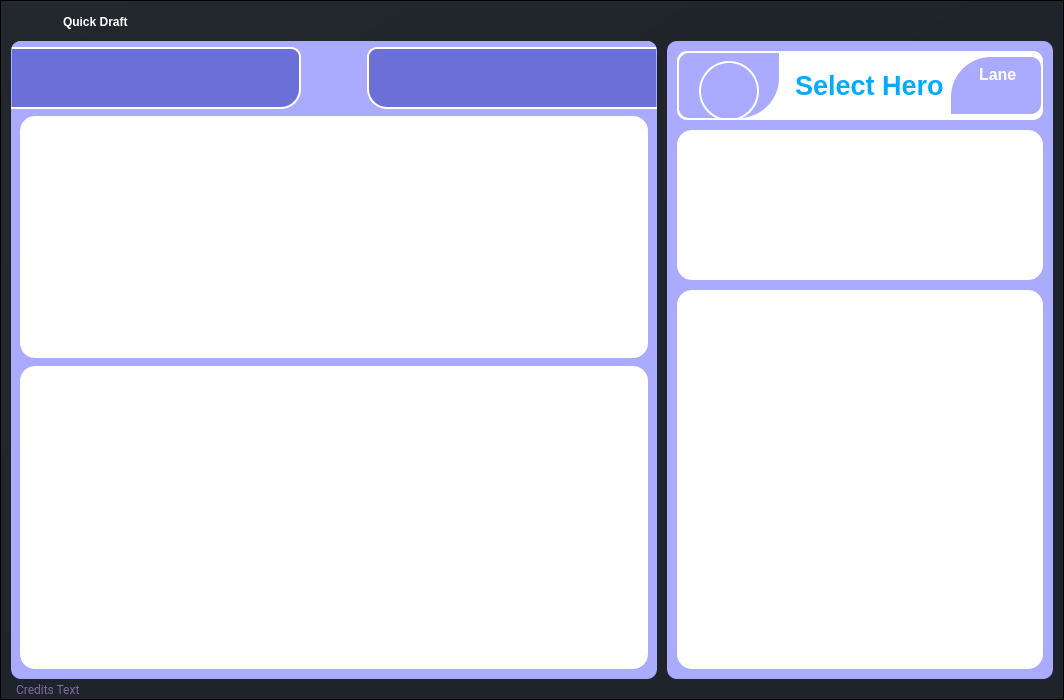
Qt form ui/pages/quick_draft.ui (elian-olbz/mlbb-drafting-and-simulation-tools) before a commit.
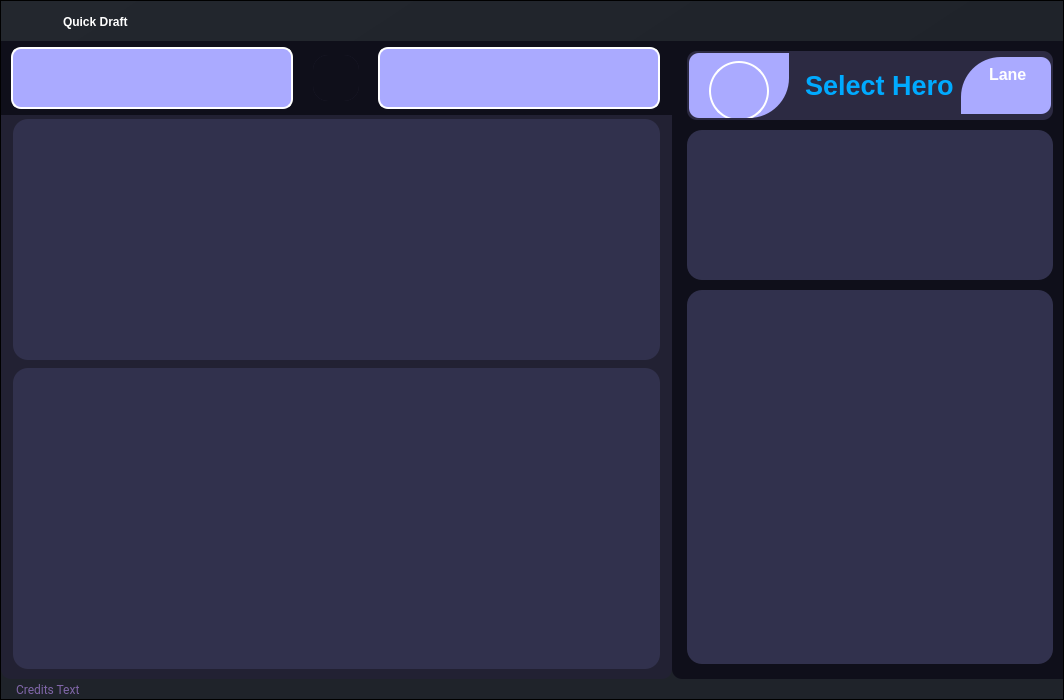
The same form after that commit. Icons and pictures are not drawn.

What changed in the file:
```diff
--- a/ui/pages/quick_draft.ui
+++ b/ui/pages/quick_draft.ui
@@ -121,7 +121,8 @@
           <item alignment="Qt::AlignTop">
            <widget class="QFrame" name="frame_3">
             <property name="styleSheet">
-             <string notr="true">background:transparent;</string>
+             <string notr="true">background:transparent;
+</string>
             </property>
             <property name="frameShape">
              <enum>QFrame::StyledPanel</enum>
@@ -173,7 +174,8 @@
 padding:0;
 margin:0;
 color:#fff
-}</string>
+}
+</string>
                </property>
                <layout class="QHBoxLayout" name="horizontalLayout_9">
                 <property name="spacing">
@@ -312,7 +314,7 @@
                  <widget class="QFrame" name="frame_btns">
                   <property name="minimumSize">
                    <size>
-                    <width>100</width>
+                    <width>150</width>
                     <height>0</height>
                    </size>
                   </property>
@@ -330,16 +332,16 @@
                   </property>
                   <layout class="QHBoxLayout" name="horizontalLayout_10">
                    <property name="spacing">
-                    <number>5</number>
+                    <number>20</number>
                    </property>
                    <property name="leftMargin">
-                    <number>0</number>
+                    <number>20</number>
                    </property>
                    <property name="topMargin">
                     <number>0</number>
                    </property>
                    <property name="rightMargin">
-                    <number>0</number>
+                    <number>4</number>
                    </property>
                    <property name="bottomMargin">
                     <number>0</number>
@@ -456,7 +458,6 @@
             </property>
             <property name="styleSheet">
              <string notr="true">QWidget #main_body_container{
-background:transparent;
 border-top-left-radius: 0px;
 border-bottom-left-radius: 10px;
 border-top-right-radius: 0px;
@@ -495,18 +496,21 @@
                  <height>0</height>
                 </size>
                </property>
+               <property name="styleSheet">
+                <string notr="true"/>
+               </property>
                <layout class="QHBoxLayout" name="horizontalLayout" stretch="6,3">
                 <property name="spacing">
-                 <number>10</number>
+                 <number>0</number>
                 </property>
                 <property name="leftMargin">
-                 <number>10</number>
+                 <number>0</number>
                 </property>
                 <property name="topMargin">
                  <number>0</number>
                 </property>
                 <property name="rightMargin">
-                 <number>10</number>
+                 <number>0</number>
                 </property>
                 <property name="bottomMargin">
                  <number>0</number>
@@ -532,7 +536,7 @@
                    </size>
                   </property>
                   <property name="styleSheet">
-                   <string notr="true">background-color: rgb(170, 170, 255);
+                   <string notr="true">background-color:rgb(34, 33, 51);
 border-radius: 10px;</string>
                   </property>
                   <layout class="QVBoxLayout" name="verticalLayout_17">
@@ -560,23 +564,29 @@
                       </size>
                      </property>
                      <property name="styleSheet">
-                      <string notr="true"/>
+                      <string notr="true">QWidget #hero_widget{
+border-top-left-radius: 0px;
+border-bottom-left-radius: 0px;
+border-top-right-radius: 0px;
+border-bottom-right-radius: 0px;
+background-color:rgb(15, 15, 26);
+}</string>
                      </property>
                      <layout class="QHBoxLayout" name="horizontalLayout_4" stretch="5,0,5">
                       <property name="spacing">
                        <number>10</number>
                       </property>
                       <property name="leftMargin">
-                       <number>0</number>
+                       <number>10</number>
                       </property>
                       <property name="topMargin">
                        <number>6</number>
                       </property>
                       <property name="rightMargin">
-                       <number>0</number>
+                       <number>12</number>
                       </property>
                       <property name="bottomMargin">
-                       <number>3</number>
+                       <number>6</number>
                       </property>
                       <item alignment="Qt::AlignLeft">
                        <widget class="QFrame" name="blue_hero_frame">
@@ -588,16 +598,15 @@
                         </property>
                         <property name="styleSheet">
                          <string notr="true">QFrame{
-background-color:rgb(106, 112, 214);
-border-top-left-radius: 1px;
-border-bottom-left-radius: 0px;
+background-color: rgb(170, 170, 255);
+border-top-left-radius: 10px;
+border-bottom-left-radius: 10px;
 border-top-right-radius: 10px;
-border-bottom-right-radius: 20px;
+border-bottom-right-radius: 10px;
 }
 
 QFrame #blue_hero_frame{
 border: 2px solid; border-color:rgb(255, 255, 255);
-border-left-color: transparent
 }</string>
                         </property>
                         <property name="frameShape">
@@ -611,13 +620,13 @@
                           <number>5</number>
                          </property>
                          <property name="leftMargin">
-                          <number>8</number>
+                          <number>4</number>
                          </property>
                          <property name="topMargin">
                           <number>4</number>
                          </property>
                          <property name="rightMargin">
-                          <number>8</number>
+                          <number>4</number>
                          </property>
                          <property name="bottomMargin">
                           <number>4</number>
@@ -948,7 +957,8 @@
                             </font>
                            </property>
                            <property name="styleSheet">
-                            <string notr="true">image: url(:/icons/icons/pick-icon.png);</string>
+                            <string notr="true">image: url(:/icons/icons/pick-icon.png);
+background-color:rgb(15, 15, 26);</string>
                            </property>
                            <property name="text">
                             <string/>
@@ -974,16 +984,15 @@
                         </property>
                         <property name="styleSheet">
                          <string notr="true">QFrame{
-background-color:rgb(106, 112, 214);
+background-color: rgb(170, 170, 255);
 border-top-left-radius: 10px;
-border-bottom-left-radius: 20px;
-border-top-right-radius: 1px;
-border-bottom-right-radius: 0px;
+border-bottom-left-radius: 10px;
+border-top-right-radius: 10px;
+border-bottom-right-radius: 10px;
 }
 
 QFrame #red_hero_frame{
 border: 2px solid; border-color:rgb(255, 255, 255);
-border-right-color: transparent
 }
 </string>
                         </property>
@@ -998,13 +1007,13 @@
                           <number>5</number>
                          </property>
                          <property name="leftMargin">
-                          <number>8</number>
+                          <number>4</number>
                          </property>
                          <property name="topMargin">
                           <number>4</number>
                          </property>
                          <property name="rightMargin">
-                          <number>8</number>
+                          <number>4</number>
                          </property>
                          <property name="bottomMargin">
                           <number>4</number>
@@ -1270,11 +1279,14 @@
                      </property>
                      <layout class="QVBoxLayout" name="verticalLayout_18">
                       <property name="leftMargin">
-                       <number>9</number>
+                       <number>12</number>
                       </property>
                       <property name="topMargin">
                        <number>0</number>
                       </property>
+                      <property name="rightMargin">
+                       <number>12</number>
+                      </property>
                       <property name="bottomMargin">
                        <number>0</number>
                       </property>
@@ -1305,7 +1317,7 @@
                          <item>
                           <widget class="QWidget" name="radar_widget" native="true">
                            <property name="styleSheet">
-                            <string notr="true">background-color: rgb(255, 255, 255);
+                            <string notr="true">background-color: rgb(49, 49, 77);
 border-radius: 15px;</string>
                            </property>
                            <layout class="QHBoxLayout" name="horizontalLayout_17">
@@ -1349,7 +1361,7 @@
                          <item>
                           <widget class="QWidget" name="diverging_widget" native="true">
                            <property name="styleSheet">
-                            <string notr="true">background-color: rgb(255, 255, 255);
+                            <string notr="true">background-color: rgb(49, 49, 77);
 border-radius: 15px;</string>
                            </property>
                            <layout class="QHBoxLayout" name="horizontalLayout_18">
@@ -1423,15 +1435,19 @@
                    </size>
                   </property>
                   <property name="styleSheet">
-                   <string notr="true">background-color: rgb(170, 170, 255);
-border-radius: 10px;</string>
+                   <string notr="true">background-color:rgb(15, 15, 26);
+border-top-left-radius: 0px;
+border-bottom-left-radius: 10px;
+border-top-right-radius: 0x;
+border-bottom-right-radius: 0px;
+</string>
                   </property>
                   <layout class="QVBoxLayout" name="verticalLayout_19" stretch="1,3,7">
                    <property name="spacing">
                     <number>10</number>
                    </property>
                    <property name="leftMargin">
-                    <number>10</number>
+                    <number>15</number>
                    </property>
                    <property name="topMargin">
                     <number>10</number>
@@ -1440,7 +1456,7 @@
                     <number>10</number>
                    </property>
                    <property name="bottomMargin">
-                    <number>10</number>
+                    <number>15</number>
                    </property>
                    <item alignment="Qt::AlignVCenter">
                     <widget class="QWidget" name="hero_info" native="true">
@@ -1490,7 +1506,8 @@
                          </sizepolicy>
                         </property>
                         <property name="styleSheet">
-                         <string notr="true">background-color: rgb(255, 255, 255);</string>
+                         <string notr="true">background-color: rgb(44, 42, 66);
+border-radius:10px;</string>
                         </property>
                         <property name="frameShape">
                          <enum>QFrame::StyledPanel</enum>
@@ -1834,7 +1851,7 @@
                       </size>
                      </property>
                      <property name="styleSheet">
-                      <string notr="true">background-color: rgb(255, 255, 255);
+                      <string notr="true">background-color: rgb(49, 49, 77);
 border-radius: 15px;</string>
                      </property>
                      <layout class="QVBoxLayout" name="verticalLayout_21">
@@ -1910,7 +1927,7 @@
                       <item>
                        <widget class="QWidget" name="attr_container" native="true">
                         <property name="styleSheet">
-                         <string notr="true">background-color: rgb(255, 255, 255);
+                         <string notr="true">background-color: rgb(49, 49, 77);
 border-radius: 15px;</string>
                         </property>
                         <layout class="QVBoxLayout" name="verticalLayout_24">
```
